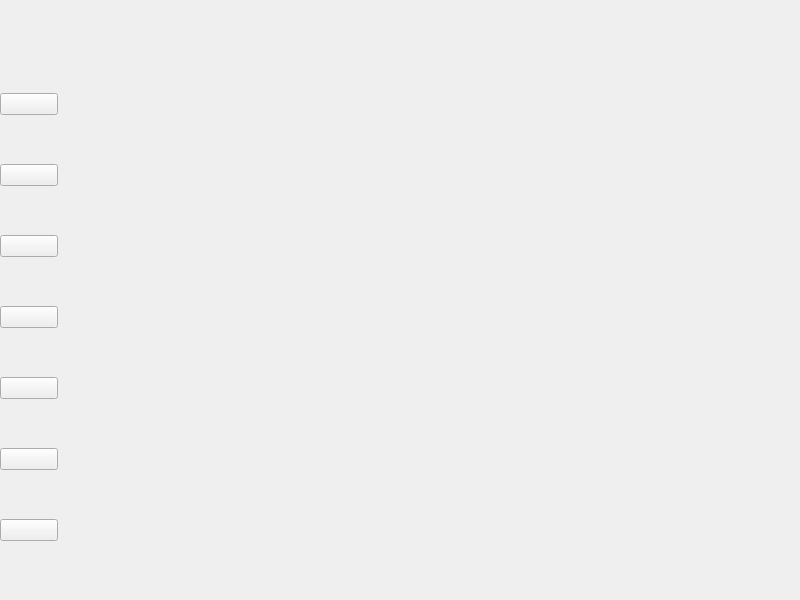
First picture: the form in mainwidget.ui, repository k-k1w-w1x-x/FlowChartEditor, before the edit.
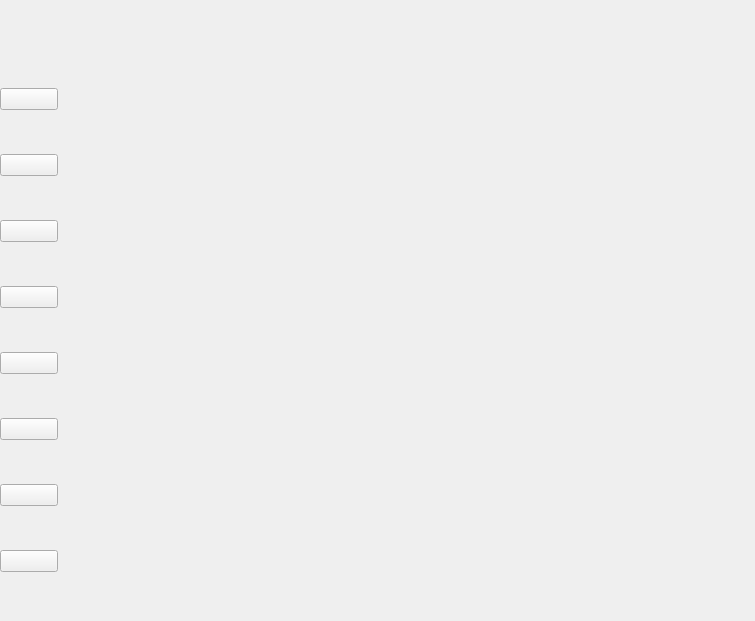
Second picture: the form after the edit.

Diff of the .ui file:
```diff
--- a/mainwidget.ui
+++ b/mainwidget.ui
@@ -6,8 +6,8 @@
    <rect>
     <x>0</x>
     <y>0</y>
-    <width>800</width>
-    <height>600</height>
+    <width>755</width>
+    <height>621</height>
    </rect>
   </property>
   <property name="windowTitle">
@@ -18,8 +18,8 @@
     <rect>
      <x>60</x>
      <y>50</y>
-     <width>731</width>
-     <height>541</height>
+     <width>681</width>
+     <height>561</height>
     </rect>
    </property>
    <layout class="QGridLayout" name="mainLayout"/>
@@ -30,7 +30,7 @@
      <x>0</x>
      <y>50</y>
      <width>58</width>
-     <height>541</height>
+     <height>561</height>
     </rect>
    </property>
    <layout class="QVBoxLayout" name="leftLayout">
@@ -83,6 +83,13 @@
       </property>
      </widget>
     </item>
+    <item>
+     <widget class="QPushButton" name="color_button">
+      <property name="text">
+       <string/>
+      </property>
+     </widget>
+    </item>
    </layout>
   </widget>
   <widget class="QWidget" name="horizontalLayoutWidget">
@@ -90,7 +97,7 @@
     <rect>
      <x>0</x>
      <y>10</y>
-     <width>791</width>
+     <width>411</width>
      <height>41</height>
     </rect>
    </property>
```
